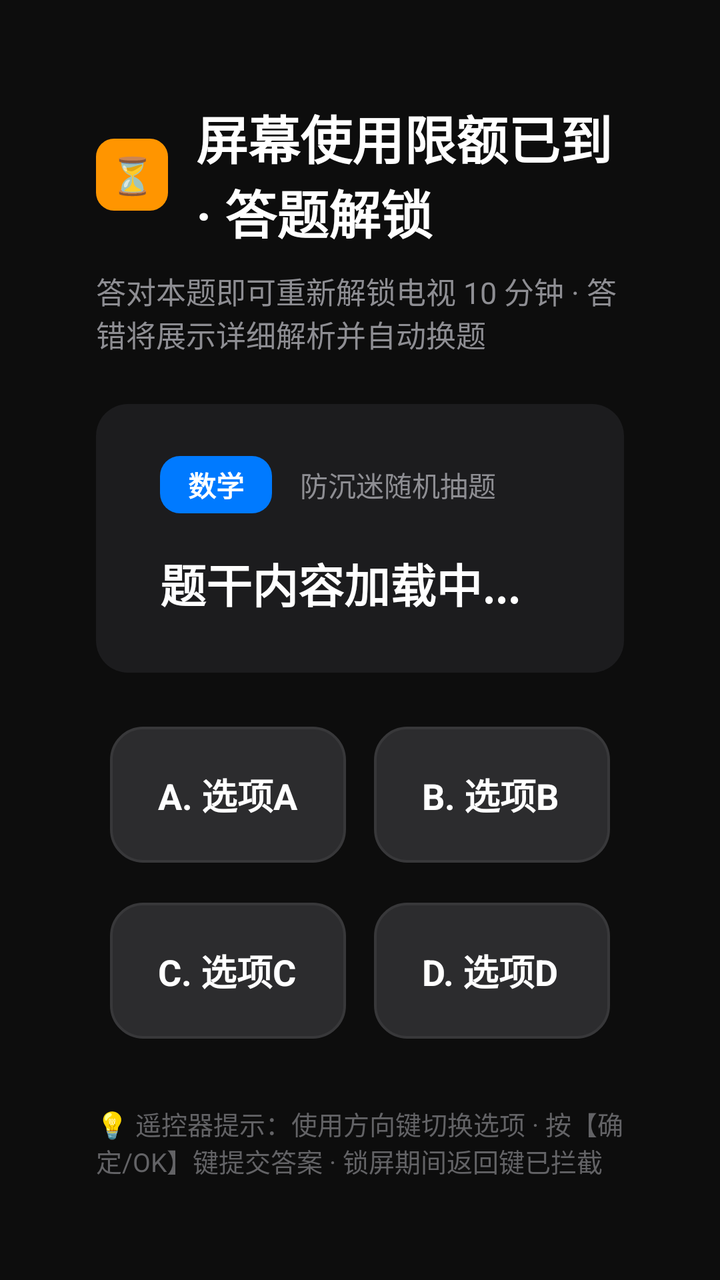
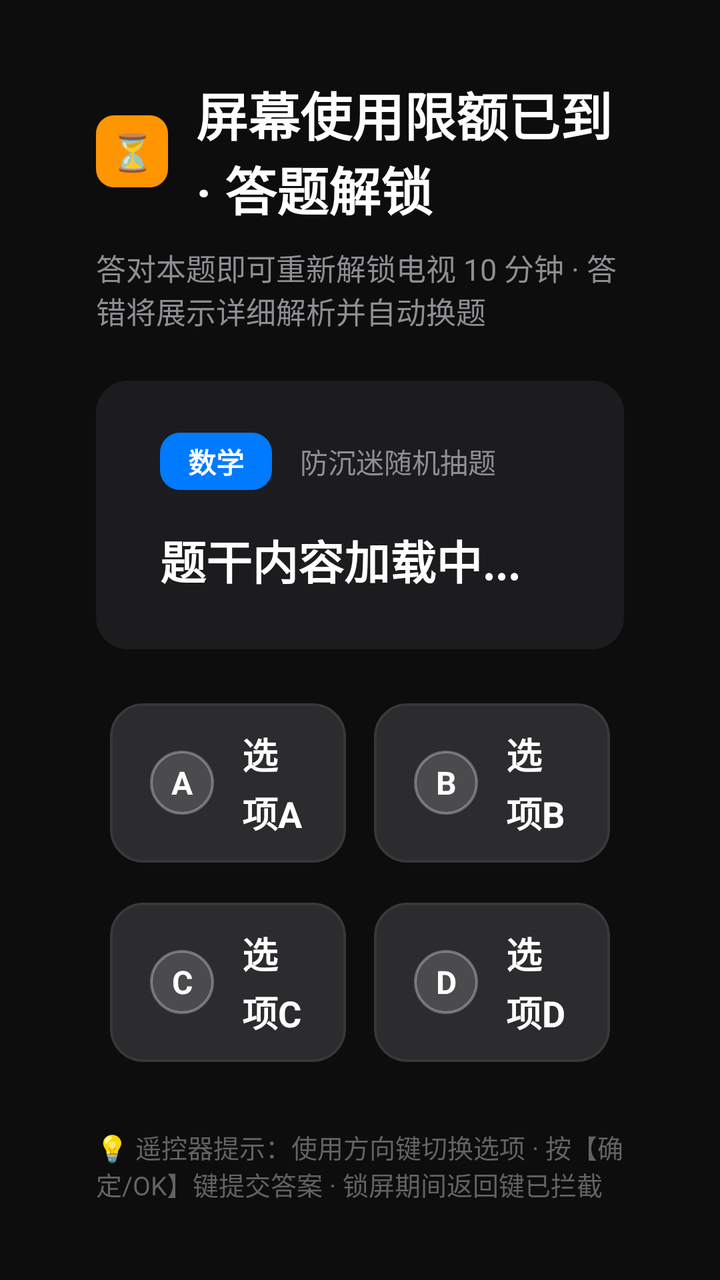

Compare the two renders of this Android layout. The source of the first and the diff that turns it into the second are given below.
<!-- AndroidManifest.xml: application theme Theme.XiaomiCoreService -->
<!-- res/layout/view_question_overlay.xml -->
<?xml version="1.0" encoding="utf-8"?>
<ScrollView xmlns:android="http://schemas.android.com/apk/res/android"
    xmlns:app="http://schemas.android.com/apk/res-auto"
    android:layout_width="match_parent"
    android:layout_height="match_parent"
    android:background="#F2000000"
    android:clipChildren="false"
    android:clipToPadding="false"
    android:fillViewport="true">

    
    <LinearLayout
        android:layout_width="match_parent"
        android:layout_height="wrap_content"
        android:gravity="center"
        android:orientation="vertical"
        android:paddingStart="48dp"
        android:paddingTop="36dp"
        android:paddingEnd="48dp"
        android:paddingBottom="36dp"
        android:clipChildren="false"
        android:clipToPadding="false">

        
        <androidx.constraintlayout.widget.ConstraintLayout
            android:layout_width="match_parent"
            android:layout_height="wrap_content"
            android:clipChildren="false"
            android:clipToPadding="false">

            <LinearLayout
                android:id="@+id/quizContentContainer"
                android:layout_width="0dp"
                android:layout_height="wrap_content"
                android:orientation="vertical"
                android:gravity="center_horizontal"
                android:clipChildren="false"
                android:clipToPadding="false"
                app:layout_constraintStart_toStartOf="parent"
                app:layout_constraintEnd_toEndOf="parent"
                app:layout_constraintTop_toTopOf="parent"
                app:layout_constraintBottom_toBottomOf="parent"
                app:layout_constraintWidth_max="980dp">

                
                <LinearLayout
                    android:layout_width="wrap_content"
                    android:layout_height="wrap_content"
                    android:gravity="center_vertical"
                    android:orientation="horizontal">

                    <TextView
                        android:layout_width="36dp"
                        android:layout_height="36dp"
                        android:background="@drawable/bg_ios_badge_orange"
                        android:gravity="center"
                        android:text="⏳"
                        android:textSize="18sp" />

                    <TextView
                        android:id="@+id/tvLockTitle"
                        android:layout_width="wrap_content"
                        android:layout_height="wrap_content"
                        android:layout_marginStart="14dp"
                        android:text="屏幕使用限额已到 · 答题解锁"
                        android:textColor="@color/ios_text_primary"
                        android:textSize="26sp"
                        android:textStyle="bold" />
                </LinearLayout>

                <TextView
                    android:id="@+id/tvLockSubtitle"
                    android:layout_width="wrap_content"
                    android:layout_height="wrap_content"
                    android:layout_marginTop="10dp"
                    android:layout_marginBottom="24dp"
                    android:text="答对本题即可重新解锁电视 10 分钟 · 答错将展示详细解析并自动换题"
                    android:textColor="@color/ios_text_secondary"
                    android:textSize="15sp" />

                
                <LinearLayout
                    android:layout_width="match_parent"
                    android:layout_height="wrap_content"
                    android:layout_marginBottom="20dp"
                    android:background="@drawable/bg_ios_card"
                    android:orientation="vertical"
                    android:paddingStart="32dp"
                    android:paddingTop="26dp"
                    android:paddingEnd="32dp"
                    android:paddingBottom="28dp">

                    <LinearLayout
                        android:layout_width="wrap_content"
                        android:layout_height="wrap_content"
                        android:gravity="center_vertical"
                        android:orientation="horizontal">

                        <TextView
                            android:id="@+id/tvSubjectBadge"
                            android:layout_width="wrap_content"
                            android:layout_height="wrap_content"
                            android:background="@drawable/bg_badge"
                            android:paddingStart="14dp"
                            android:paddingTop="4dp"
                            android:paddingEnd="14dp"
                            android:paddingBottom="4dp"
                            android:text="数学"
                            android:textColor="@color/white"
                            android:textSize="14sp"
                            android:textStyle="bold" />

                        <TextView
                            android:id="@+id/tvQuestionProgress"
                            android:layout_width="wrap_content"
                            android:layout_height="wrap_content"
                            android:layout_marginStart="14dp"
                            android:text="防沉迷随机抽题"
                            android:textColor="@color/ios_text_secondary"
                            android:textSize="14sp" />
                    </LinearLayout>

                    <TextView
                        android:id="@+id/tvQuestionText"
                        android:layout_width="match_parent"
                        android:layout_height="wrap_content"
                        android:layout_marginTop="18dp"
                        android:lineSpacingExtra="8dp"
                        android:text="题干内容加载中..."
                        android:textColor="@color/ios_text_primary"
                        android:textSize="23sp"
                        android:textStyle="bold" />

                    
                    <ImageView
                        android:id="@+id/ivQuestionImage"
                        android:layout_width="wrap_content"
                        android:layout_height="wrap_content"
                        android:layout_gravity="center_horizontal"
                        android:layout_marginTop="16dp"
                        android:adjustViewBounds="true"
                        android:maxHeight="200dp"
                        android:visibility="gone" />
                </LinearLayout>

                
                <LinearLayout
                    android:layout_width="match_parent"
                    android:layout_height="wrap_content"
                    android:clipChildren="false"
                    android:clipToPadding="false"
                    android:orientation="vertical">

                    
                    <LinearLayout
                        android:layout_width="match_parent"
                        android:layout_height="wrap_content"
                        android:clipChildren="false"
                        android:clipToPadding="false"
                        android:orientation="horizontal">

                        <TextView
                            android:id="@+id/btnOptionA"
                            android:layout_width="0dp"
                            android:layout_height="68dp"
                            android:layout_margin="7dp"
                            android:layout_weight="1"
                            android:background="@drawable/selector_option_button"
                            android:focusable="true"
                            android:focusableInTouchMode="true"
                            android:gravity="center_vertical"
                            android:nextFocusDown="@+id/btnOptionC"
                            android:nextFocusRight="@+id/btnOptionB"
                            android:paddingStart="24dp"
                            android:paddingEnd="24dp"
                            android:text="A. 选项A"
                            android:textColor="@color/ios_text_primary"
                            android:textSize="18sp"
                            android:textStyle="bold" />

                        <TextView
                            android:id="@+id/btnOptionB"
                            android:layout_width="0dp"
                            android:layout_height="68dp"
                            android:layout_margin="7dp"
                            android:layout_weight="1"
                            android:background="@drawable/selector_option_button"
                            android:focusable="true"
                            android:focusableInTouchMode="true"
                            android:gravity="center_vertical"
                            android:nextFocusDown="@+id/btnOptionD"
                            android:nextFocusLeft="@+id/btnOptionA"
                            android:paddingStart="24dp"
                            android:paddingEnd="24dp"
                            android:text="B. 选项B"
                            android:textColor="@color/ios_text_primary"
                            android:textSize="18sp"
                            android:textStyle="bold" />
                    </LinearLayout>

                    
                    <LinearLayout
                        android:layout_width="match_parent"
                        android:layout_height="wrap_content"
                        android:layout_marginTop="6dp"
                        android:clipChildren="false"
                        android:clipToPadding="false"
                        android:orientation="horizontal">

                        <TextView
                            android:id="@+id/btnOptionC"
                            android:layout_width="0dp"
                            android:layout_height="68dp"
                            android:layout_margin="7dp"
                            android:layout_weight="1"
                            android:background="@drawable/selector_option_button"
                            android:focusable="true"
                            android:focusableInTouchMode="true"
                            android:gravity="center_vertical"
                            android:nextFocusUp="@+id/btnOptionA"
                            android:nextFocusRight="@+id/btnOptionD"
                            android:paddingStart="24dp"
                            android:paddingEnd="24dp"
                            android:text="C. 选项C"
                            android:textColor="@color/ios_text_primary"
                            android:textSize="18sp"
                            android:textStyle="bold" />

                        <TextView
                            android:id="@+id/btnOptionD"
                            android:layout_width="0dp"
                            android:layout_height="68dp"
                            android:layout_margin="7dp"
                            android:layout_weight="1"
                            android:background="@drawable/selector_option_button"
                            android:focusable="true"
                            android:focusableInTouchMode="true"
                            android:gravity="center_vertical"
                            android:nextFocusUp="@+id/btnOptionB"
                            android:nextFocusLeft="@+id/btnOptionC"
                            android:paddingStart="24dp"
                            android:paddingEnd="24dp"
                            android:text="D. 选项D"
                            android:textColor="@color/ios_text_primary"
                            android:textSize="18sp"
                            android:textStyle="bold" />
                    </LinearLayout>
                </LinearLayout>

                
                <LinearLayout
                    android:id="@+id/layoutExplanation"
                    android:layout_width="match_parent"
                    android:layout_height="wrap_content"
                    android:layout_marginTop="20dp"
                    android:background="@drawable/bg_explanation_box"
                    android:orientation="vertical"
                    android:padding="22dp"
                    android:visibility="gone">

                    <TextView
                        android:id="@+id/tvFeedbackTitle"
                        android:layout_width="wrap_content"
                        android:layout_height="wrap_content"
                        android:text="❌ 回答错误！正确答案是 B"
                        android:textColor="@color/ios_red"
                        android:textSize="18sp"
                        android:textStyle="bold" />

                    <TextView
                        android:id="@+id/tvExplanation"
                        android:layout_width="match_parent"
                        android:layout_height="wrap_content"
                        android:layout_marginTop="10dp"
                        android:lineSpacingExtra="6dp"
                        android:text="解析内容..."
                        android:textColor="@color/ios_text_primary"
                        android:textSize="16sp" />

                    <TextView
                        android:id="@+id/tvCountdownNotice"
                        android:layout_width="wrap_content"
                        android:layout_height="wrap_content"
                        android:layout_marginTop="12dp"
                        android:text="3 秒后自动载入下一题..."
                        android:textColor="@color/ios_orange"
                        android:textSize="14sp"
                        android:textStyle="bold" />
                </LinearLayout>

                
                <LinearLayout
                    android:id="@+id/layoutSuccess"
                    android:layout_width="match_parent"
                    android:layout_height="wrap_content"
                    android:layout_marginTop="20dp"
                    android:background="@drawable/bg_option_btn_correct"
                    android:gravity="center"
                    android:orientation="horizontal"
                    android:padding="22dp"
                    android:visibility="gone">

                    <TextView
                        android:id="@+id/tvSuccessNotice"
                        android:layout_width="wrap_content"
                        android:layout_height="wrap_content"
                        android:text="🎉 回答正确！正在为您解锁电视，请合理控制观看时间..."
                        android:textColor="@color/white"
                        android:textSize="19sp"
                        android:textStyle="bold" />
                </LinearLayout>

                
                <TextView
                    android:layout_width="wrap_content"
                    android:layout_height="wrap_content"
                    android:layout_marginTop="26dp"
                    android:text="💡 遥控器提示：使用方向键切换选项 · 按【确定/OK】键提交答案 · 锁屏期间返回键已拦截"
                    android:textColor="@color/ios_text_tertiary"
                    android:textSize="13sp" />
            </LinearLayout>
        </androidx.constraintlayout.widget.ConstraintLayout>
    </LinearLayout>
</ScrollView>
<!-- resources referenced by this layout -->
<resources>
  <color name="ios_orange">#FF9500</color>
  <color name="ios_red">#FF3B30</color>
  <color name="ios_text_primary">#FFFFFF</color>
  <color name="ios_text_secondary">#8E8E93</color>
  <color name="ios_text_tertiary">#636366</color>
  <color name="white">#FFFFFFFF</color>
  <!-- drawable bg_badge (drawable) -->
  <?xml version="1.0" encoding="utf-8"?>
  <shape xmlns:android="http://schemas.android.com/apk/res/android"
      android:shape="rectangle">
      <solid android:color="@color/ios_blue" />
      <corners android:radius="10dp" />
  </shape>
  <!-- drawable bg_explanation_box (drawable) -->
  <?xml version="1.0" encoding="utf-8"?>
  <shape xmlns:android="http://schemas.android.com/apk/res/android"
      android:shape="rectangle">
      <solid android:color="#241B1D" />
      <stroke
          android:width="1.5dp"
          android:color="@color/ios_red" />
      <corners android:radius="18dp" />
  </shape>
  <!-- drawable bg_ios_badge_orange (drawable) -->
  <?xml version="1.0" encoding="utf-8"?>
  <shape xmlns:android="http://schemas.android.com/apk/res/android"
      android:shape="rectangle">
      <solid android:color="@color/ios_orange" />
      <corners android:radius="9dp" />
  </shape>
  <!-- drawable bg_ios_card (drawable) -->
  <?xml version="1.0" encoding="utf-8"?>
  <shape xmlns:android="http://schemas.android.com/apk/res/android"
      android:shape="rectangle">
      <solid android:color="@color/ios_card_bg" />
      <corners android:radius="16dp" />
  </shape>
  <!-- drawable bg_option_btn_correct (drawable) -->
  <?xml version="1.0" encoding="utf-8"?>
  <shape xmlns:android="http://schemas.android.com/apk/res/android"
      android:shape="rectangle">
      <solid android:color="@color/ios_green" />
      <stroke
          android:width="2.5dp"
          android:color="#86EFAC" />
      <corners android:radius="16dp" />
  </shape>
  <!-- drawable selector_option_button (drawable) -->
  <?xml version="1.0" encoding="utf-8"?>
  <selector xmlns:android="http://schemas.android.com/apk/res/android">
      <item android:state_focused="true" android:drawable="@drawable/bg_option_btn_focused" />
      <item android:state_selected="true" android:drawable="@drawable/bg_option_btn_focused" />
      <item android:drawable="@drawable/bg_option_btn_normal" />
  </selector>
  <style name="Theme.XiaomiCoreService" parent="Base.Theme.XiaomiCoreService" />
  <color name="ios_blue">#007AFF</color>
  <color name="ios_card_bg">#1C1C1E</color>
  <color name="ios_green">#34C759</color>
  <!-- drawable bg_option_btn_focused (drawable) -->
  <?xml version="1.0" encoding="utf-8"?>
  <shape xmlns:android="http://schemas.android.com/apk/res/android"
      android:shape="rectangle">
      <solid android:color="@color/ios_card_bg_focused" />
      <stroke
          android:width="3dp"
          android:color="@color/ios_focus_stroke" />
      <corners android:radius="16dp" />
  </shape>
  <!-- drawable bg_option_btn_normal (drawable) -->
  <?xml version="1.0" encoding="utf-8"?>
  <shape xmlns:android="http://schemas.android.com/apk/res/android"
      android:shape="rectangle">
      <solid android:color="@color/ios_card_bg_elevated" />
      <stroke
          android:width="1.2dp"
          android:color="@color/ios_separator_light" />
      <corners android:radius="16dp" />
  </shape>
  <style name="Base.Theme.XiaomiCoreService" parent="Theme.Material3.DayNight.NoActionBar">
          
          
      </style>
  <color name="ios_card_bg_focused">#3A3A3C</color>
  <color name="ios_focus_stroke">#0A84FF</color>
  <color name="ios_card_bg_elevated">#2C2C2E</color>
  <color name="ios_separator_light">#38383A</color>
</resources>

<!-- the commit's change to res/layout/view_question_overlay.xml (unified diff, before → after) -->
@@ -159,43 +159,121 @@
                         android:clipToPadding="false"
                         android:orientation="horizontal">
 
-                        <TextView
+                        <LinearLayout
                             android:id="@+id/btnOptionA"
                             android:layout_width="0dp"
-                            android:layout_height="68dp"
+                            android:layout_height="wrap_content"
+                            android:minHeight="68dp"
                             android:layout_margin="7dp"
                             android:layout_weight="1"
                             android:background="@drawable/selector_option_button"
+                            android:clipChildren="false"
+                            android:clipToPadding="false"
+                            android:clickable="true"
+                            android:descendantFocusability="blocksDescendants"
                             android:focusable="true"
                             android:focusableInTouchMode="true"
                             android:gravity="center_vertical"
                             android:nextFocusDown="@+id/btnOptionC"
                             android:nextFocusRight="@+id/btnOptionB"
-                            android:paddingStart="24dp"
-                            android:paddingEnd="24dp"
-                            android:text="A. 选项A"
-                            android:textColor="@color/ios_text_primary"
-                            android:textSize="18sp"
-                            android:textStyle="bold" />
-
-                        <TextView
+                            android:orientation="horizontal"
+                            android:paddingStart="20dp"
+                            android:paddingTop="12dp"
+                            android:paddingEnd="20dp"
+                            android:paddingBottom="12dp">
+
+                            <TextView
+                                android:id="@+id/tvOptionTagA"
+                                android:layout_width="32dp"
+                                android:layout_height="32dp"
+                                android:background="@drawable/bg_option_tag"
+                                android:gravity="center"
+                                android:text="A"
+                                android:textColor="@color/white"
+                                android:textSize="16sp"
+                                android:textStyle="bold" />
+
+                            <ImageView
+                                android:id="@+id/ivOptionA"
+                                android:layout_width="wrap_content"
+                                android:layout_height="72dp"
+                                android:layout_marginStart="14dp"
+                                android:adjustViewBounds="true"
+                                android:maxHeight="72dp"
+                                android:maxWidth="110dp"
+                                android:scaleType="fitCenter"
+                                android:visibility="gone" />
+
+                            <TextView
+                                android:id="@+id/tvOptionA"
+                                android:layout_width="0dp"
+                                android:layout_height="wrap_content"
+                                android:layout_marginStart="14dp"
+                                android:layout_weight="1"
+                                android:lineSpacingExtra="3dp"
+                                android:text="选项A"
+                                android:textColor="@color/ios_text_primary"
+                                android:textSize="18sp"
+                                android:textStyle="bold" />
+                        </LinearLayout>
+
+                        <LinearLayout
                             android:id="@+id/btnOptionB"
                             android:layout_width="0dp"
-                            android:layout_height="68dp"
+                            android:layout_height="wrap_content"
+                            android:minHeight="68dp"
                             android:layout_margin="7dp"
                             android:layout_weight="1"
                             android:background="@drawable/selector_option_button"
+                            android:clipChildren="false"
+                            android:clipToPadding="false"
+                            android:clickable="true"
+                            android:descendantFocusability="blocksDescendants"
                             android:focusable="true"
                             android:focusableInTouchMode="true"
                             android:gravity="center_vertical"
                             android:nextFocusDown="@+id/btnOptionD"
                             android:nextFocusLeft="@+id/btnOptionA"
-                            android:paddingStart="24dp"
-                            android:paddingEnd="24dp"
-                            android:text="B. 选项B"
-                            android:textColor="@color/ios_text_primary"
-                            android:textSize="18sp"
-                            android:textStyle="bold" />
+                            android:orientation="horizontal"
+                            android:paddingStart="20dp"
+                            android:paddingTop="12dp"
+                            android:paddingEnd="20dp"
+                            android:paddingBottom="12dp">
+
+                            <TextView
+                                android:id="@+id/tvOptionTagB"
+                                android:layout_width="32dp"
+                                android:layout_height="32dp"
+                                android:background="@drawable/bg_option_tag"
+                                android:gravity="center"
+                                android:text="B"
+                                android:textColor="@color/white"
+                                android:textSize="16sp"
+                                android:textStyle="bold" />
+
+                            <ImageView
+                                android:id="@+id/ivOptionB"
+                                android:layout_width="wrap_content"
+                                android:layout_height="72dp"
+                                android:layout_marginStart="14dp"
+                                android:adjustViewBounds="true"
+                                android:maxHeight="72dp"
+                                android:maxWidth="110dp"
+                                android:scaleType="fitCenter"
+                                android:visibility="gone" />
+
+                            <TextView
+                                android:id="@+id/tvOptionB"
+                                android:layout_width="0dp"
+                                android:layout_height="wrap_content"
+                                android:layout_marginStart="14dp"
+                                android:layout_weight="1"
+                                android:lineSpacingExtra="3dp"
+                                android:text="选项B"
+                                android:textColor="@color/ios_text_primary"
+                                android:textSize="18sp"
+                                android:textStyle="bold" />
+                        </LinearLayout>
                     </LinearLayout>
 
                     
@@ -207,43 +285,121 @@
                         android:clipToPadding="false"
                         android:orientation="horizontal">
 
-                        <TextView
+                        <LinearLayout
                             android:id="@+id/btnOptionC"
                             android:layout_width="0dp"
-                            android:layout_height="68dp"
+                            android:layout_height="wrap_content"
+                            android:minHeight="68dp"
                             android:layout_margin="7dp"
                             android:layout_weight="1"
                             android:background="@drawable/selector_option_button"
+                            android:clipChildren="false"
+                            android:clipToPadding="false"
+                            android:clickable="true"
+                            android:descendantFocusability="blocksDescendants"
                             android:focusable="true"
                             android:focusableInTouchMode="true"
                             android:gravity="center_vertical"
                             android:nextFocusUp="@+id/btnOptionA"
                             android:nextFocusRight="@+id/btnOptionD"
-                            android:paddingStart="24dp"
-                            android:paddingEnd="24dp"
-                            android:text="C. 选项C"
-                            android:textColor="@color/ios_text_primary"
-                            android:textSize="18sp"
-                            android:textStyle="bold" />
-
-                        <TextView
+                            android:orientation="horizontal"
+                            android:paddingStart="20dp"
+                            android:paddingTop="12dp"
+                            android:paddingEnd="20dp"
+                            android:paddingBottom="12dp">
+
+                            <TextView
+                                android:id="@+id/tvOptionTagC"
+                                android:layout_width="32dp"
+                                android:layout_height="32dp"
+                                android:background="@drawable/bg_option_tag"
+                                android:gravity="center"
+                                android:text="C"
+                                android:textColor="@color/white"
+                                android:textSize="16sp"
+                                android:textStyle="bold" />
+
+                            <ImageView
+                                android:id="@+id/ivOptionC"
+                                android:layout_width="wrap_content"
+                                android:layout_height="72dp"
+                                android:layout_marginStart="14dp"
+                                android:adjustViewBounds="true"
+                                android:maxHeight="72dp"
+                                android:maxWidth="110dp"
+                                android:scaleType="fitCenter"
+                                android:visibility="gone" />
+
+                            <TextView
+                                android:id="@+id/tvOptionC"
+                                android:layout_width="0dp"
+                                android:layout_height="wrap_content"
+                                android:layout_marginStart="14dp"
+                                android:layout_weight="1"
+                                android:lineSpacingExtra="3dp"
+                                android:text="选项C"
+                                android:textColor="@color/ios_text_primary"
+                                android:textSize="18sp"
+                                android:textStyle="bold" />
+                        </LinearLayout>
+
+                        <LinearLayout
                             android:id="@+id/btnOptionD"
                             android:layout_width="0dp"
-                            android:layout_height="68dp"
+                            android:layout_height="wrap_content"
+                            android:minHeight="68dp"
                             android:layout_margin="7dp"
                             android:layout_weight="1"
                             android:background="@drawable/selector_option_button"
+                            android:clipChildren="false"
+                            android:clipToPadding="false"
+                            android:clickable="true"
+                            android:descendantFocusability="blocksDescendants"
                             android:focusable="true"
                             android:focusableInTouchMode="true"
                             android:gravity="center_vertical"
                             android:nextFocusUp="@+id/btnOptionB"
                             android:nextFocusLeft="@+id/btnOptionC"
-                            android:paddingStart="24dp"
-                            android:paddingEnd="24dp"
-                            android:text="D. 选项D"
-                            android:textColor="@color/ios_text_primary"
-                            android:textSize="18sp"
-                            android:textStyle="bold" />
+                            android:orientation="horizontal"
+                            android:paddingStart="20dp"
+                            android:paddingTop="12dp"
+                            android:paddingEnd="20dp"
+                            android:paddingBottom="12dp">
+
+                            <TextView
+                                android:id="@+id/tvOptionTagD"
+                                android:layout_width="32dp"
+                                android:layout_height="32dp"
+                                android:background="@drawable/bg_option_tag"
+                                android:gravity="center"
+                                android:text="D"
+                                android:textColor="@color/white"
+                                android:textSize="16sp"
+                                android:textStyle="bold" />
+
+                            <ImageView
+                                android:id="@+id/ivOptionD"
+                                android:layout_width="wrap_content"
+                                android:layout_height="72dp"
+                                android:layout_marginStart="14dp"
+                                android:adjustViewBounds="true"
+                                android:maxHeight="72dp"
+                                android:maxWidth="110dp"
+                                android:scaleType="fitCenter"
+                                android:visibility="gone" />
+
+                            <TextView
+                                android:id="@+id/tvOptionD"
+                                android:layout_width="0dp"
+                                android:layout_height="wrap_content"
+                                android:layout_marginStart="14dp"
+                                android:layout_weight="1"
+                                android:lineSpacingExtra="3dp"
+                                android:text="选项D"
+                                android:textColor="@color/ios_text_primary"
+                                android:textSize="18sp"
+                                android:textStyle="bold" />
+                        </LinearLayout>
                     </LinearLayout>
                 </LinearLayout>
 
<!-- resource entries referenced after the edit -->
@@ -47,6 +47,15 @@
           android:color="#86EFAC" />
       <corners android:radius="16dp" />
   </shape>
+  <!-- drawable bg_option_tag (drawable) -->
+  <?xml version="1.0" encoding="utf-8"?>
+  <shape xmlns:android="http://schemas.android.com/apk/res/android"
+      android:shape="oval">
+      <solid android:color="#26FFFFFF" />
+      <stroke
+          android:width="1.2dp"
+          android:color="#4DFFFFFF" />
+  </shape>
   <!-- drawable selector_option_button (drawable) -->
   <?xml version="1.0" encoding="utf-8"?>
   <selector xmlns:android="http://schemas.android.com/apk/res/android">
